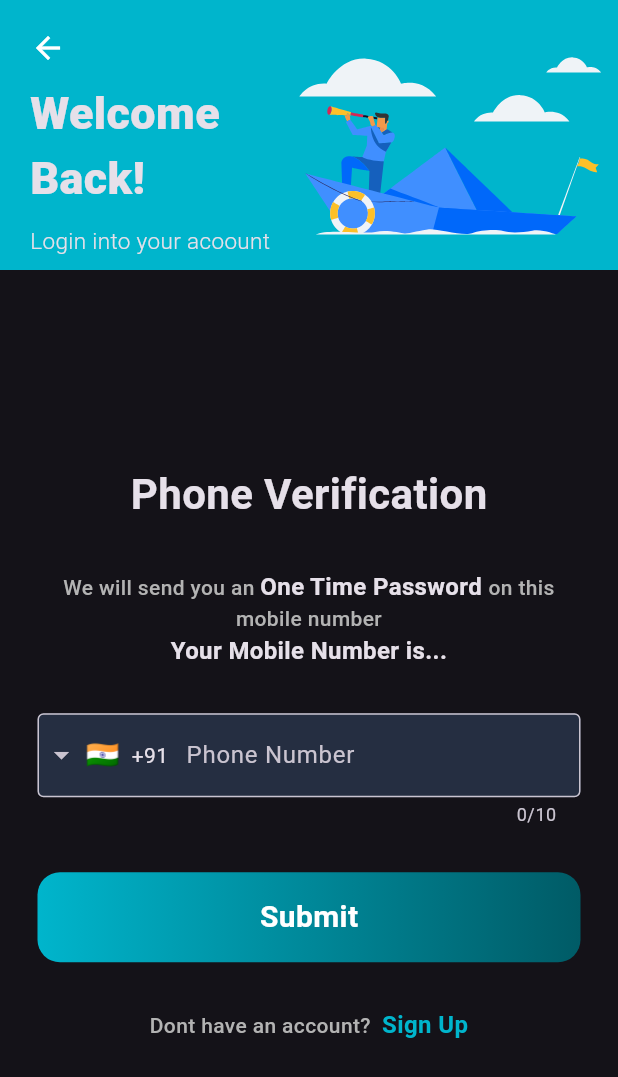
After one commit to AbhinandhanaPU/houseboat_booking_app, a Flutter app: the screen it shows after launch, after a tap on "Sign In", on a phone screen of 412 x 824 dp. The commit adds this screen. Shown: the top 1077 px of the screen. Run offline on Flutter 3.47's test engine with Material 3 defaults, Android fonts, the phone set to English and light mode, and no system bars; drawn by our look-alikes of intl_phone_field; our stand-ins replace connectivity_plus, file_picker, image_picker, lottie, permission_handler.

Commit message:
login and  reusable linear gradient button & phonenumber field

```diff
--- /dev/null
+++ b/lib/app/views/login_screen.dart
@@ -0,0 +1,156 @@
+import 'package:flutter/material.dart';
+import 'package:houseboat_booking/app/utils/colors.dart';
+import 'package:houseboat_booking/app/widgets/colored_button.dart';
+import 'package:houseboat_booking/app/widgets/lottie_animation_widget.dart';
+import 'package:houseboat_booking/app/widgets/phone_no_field.dart';
+
+class LoginScreen extends StatelessWidget {
+  const LoginScreen({super.key});
+
+  @override
+  Widget build(BuildContext context) {
+    final formKey = GlobalKey<FormState>();
+
+    return SafeArea(
+      child: Scaffold(
+        body: Column(
+          children: [
+            // welcome text with lottie animation
+            Container(
+              height: 180,
+              width: double.infinity,
+              color: AppColors.lightPrimary,
+              padding: EdgeInsets.only(left: 20, top: 20),
+              child: Row(
+                crossAxisAlignment: CrossAxisAlignment.start,
+                children: [
+                  Column(
+                    spacing: 10,
+                    crossAxisAlignment: CrossAxisAlignment.start,
+                    children: [
+                      GestureDetector(
+                        onTap: () {
+                          Navigator.pop(context);
+                        },
+                        child: Icon(Icons.arrow_back),
+                      ),
+                      Text(
+                        'Welcome\nBack!',
+                        style: TextStyle(
+                          fontSize: 30,
+                          fontWeight: FontWeight.w900,
+                        ),
+                      ),
+                      Text(
+                        'Login into your acoount',
+                        style: TextStyle(
+                          fontSize: 15,
+                          fontWeight: FontWeight.w300,
+                        ),
+                      ),
+                    ],
+                  ),
+                  Expanded(
+                    child: LottieWidget(
+                      animationPath:
+                          'assets/animations/Animation - 1740673073430.json',
+                      fit: BoxFit.cover,
+                    ),
+                  ),
+                ],
+              ),
+            ),
+
+            //login - phone number field
+            Expanded(
+              child: Padding(
+                padding: const EdgeInsets.only(left: 25, right: 25),
+                child: Form(
+                  key: formKey,
+                  child: Column(
+                    spacing: 30,
+                    mainAxisAlignment: MainAxisAlignment.center,
+                    children: [
+                      const Text(
+                        'Phone Verification',
+                        style: TextStyle(
+                          fontWeight: FontWeight.bold,
+                          fontSize: 28,
+                        ),
+                      ),
+                      const Text.rich(
+                        textAlign: TextAlign.center,
+                        TextSpan(
+                          children: [
+                            TextSpan(
+                              text: "We will send you an ",
+                              style: TextStyle(
+                                fontWeight: FontWeight.w500,
+                                color: AppColors.lightGrey,
+                              ),
+                            ),
+                            TextSpan(
+                              text: "One Time Password ",
+                              style: TextStyle(
+                                fontSize: 16,
+                                fontWeight: FontWeight.bold,
+                              ),
+                            ),
+                            TextSpan(
+                              text: "on this mobile number",
+                              style: TextStyle(
+                                fontWeight: FontWeight.w500,
+                                color: AppColors.lightGrey,
+                              ),
+                            ),
+                            TextSpan(
+                              text: '\nYour Mobile Number is...',
+                              style: TextStyle(
+                                fontWeight: FontWeight.w600,
+                                fontSize: 16,
+                              ),
+                            ),
+                          ],
+                        ),
+                      ),
+                      PhoneNumberField(
+                        controller: TextEditingController(),
+                      ),
+                      CustomcoloredButton(
+                        text: 'Submit',
+                        height: 60,
+                        width: double.infinity,
+                      ),
+                      const Text.rich(
+                        textAlign: TextAlign.center,
+                        TextSpan(
+                          children: [
+                            TextSpan(
+                              text: "Dont have an account?  ",
+                              style: TextStyle(
+                                fontWeight: FontWeight.w500,
+                                color: AppColors.lightGrey,
+                              ),
+                            ),
+                            TextSpan(
+                              text: "Sign Up",
+                              style: TextStyle(
+                                fontSize: 16,
+                                fontWeight: FontWeight.bold,
+                                color: AppColors.lightPrimary,
+                              ),
+                            ),
+                          ],
+                        ),
+                      ),
+                    ],
+                  ),
+                ),
+              ),
+            ),
+          ],
+        ),
+      ),
+    );
+  }
+}
--- a/lib/app/views/welcome_screen.dart
+++ b/lib/app/views/welcome_screen.dart
@@ -1,5 +1,6 @@
 import 'package:flutter/material.dart';
 import 'package:houseboat_booking/app/utils/colors.dart';
+import 'package:houseboat_booking/app/views/login_screen.dart';
 import 'package:houseboat_booking/app/widgets/lottie_animation_widget.dart';
 
 class WelcomeScreen extends StatelessWidget {
@@ -108,12 +109,21 @@ class WelcomeScreen extends StatelessWidget {
                         ),
                         Expanded(
                           child: Center(
+                            child: GestureDetector(
+                              onTap: () {
+                                Navigator.push(
+                                    context,
+                                    MaterialPageRoute(
+                                      builder: (context) => LoginScreen(),
+                                    ));
+                              },
                               child: Text(
                                 'Sign In',
                                 style: TextStyle(
                                   color: AppColors.lightPrimary,
                                   fontSize: 22,
                                   fontWeight: FontWeight.w600,
+                                ),
                               ),
                             ),
                           ),
--- /dev/null
+++ b/lib/app/widgets/colored_button.dart
@@ -0,0 +1,43 @@
+import 'package:flutter/material.dart';
+import 'package:houseboat_booking/app/utils/colors.dart';
+
+class CustomcoloredButton extends StatelessWidget {
+  final String text;
+  final double height;
+  final double width;
+  const CustomcoloredButton({
+    super.key,
+    required this.text,
+    required this.height,
+    required this.width,
+  });
+
+  @override
+  Widget build(BuildContext context) {
+    return Container(
+      width: width,
+      height: height,
+      decoration: BoxDecoration(
+        borderRadius: BorderRadius.circular(15),
+        gradient: LinearGradient(
+          begin: Alignment.centerLeft,
+          end: Alignment.centerRight,
+          colors: [
+            AppColors.lightPrimary,
+            AppColors.darkPrimary,
+          ],
+        ),
+      ),
+      child: Center(
+        child: Text(
+          text,
+          style: TextStyle(
+            color: AppColors.whiteColor,
+            fontSize: 20,
+            fontWeight: FontWeight.w600,
+          ),
+        ),
+      ),
+    );
+  }
+}
--- /dev/null
+++ b/lib/app/widgets/phone_no_field.dart
@@ -0,0 +1,42 @@
+import 'dart:async';
+import 'dart:developer';
+
+import 'package:flutter/material.dart';
+import 'package:houseboat_booking/app/utils/colors.dart';
+import 'package:intl_phone_field/intl_phone_field.dart';
+import 'package:intl_phone_field/phone_number.dart';
+
+class PhoneNumberField extends StatelessWidget {
+  final TextEditingController controller;
+  final FutureOr<String?> Function(PhoneNumber?)? validator;
+
+  const PhoneNumberField({
+    super.key,
+    required this.controller,
+    this.validator,
+  });
+
+  @override
+  Widget build(BuildContext context) {
+    return IntlPhoneField(
+      controller: controller,
+      validator: validator,
+      decoration: const InputDecoration(
+        hintText: "Phone Number",
+        filled: true,
+        fillColor: AppColors.backgroundSecondary,
+        border: OutlineInputBorder(),
+        focusedBorder: OutlineInputBorder(
+          borderSide: BorderSide(
+            color: AppColors.lightPrimary,
+            width: 2,
+          ),
+        ),
+      ),
+      initialCountryCode: 'IN',
+      onChanged: (phone) {
+        log(phone.completeNumber);
+      },
+    );
+  }
+}
--- a/pubspec.yaml
+++ b/pubspec.yaml
@@ -40,6 +40,7 @@ dependencies:
   permission_handler: ^11.4.0
   connectivity_plus: ^6.1.3
   lottie: ^3.3.1
+  intl_phone_field: ^3.2.0
 
 dev_dependencies:
   flutter_test:
```
Also changed, not shown: pubspec.lock. Lines whose indentation alone changed are shown as unchanged.
